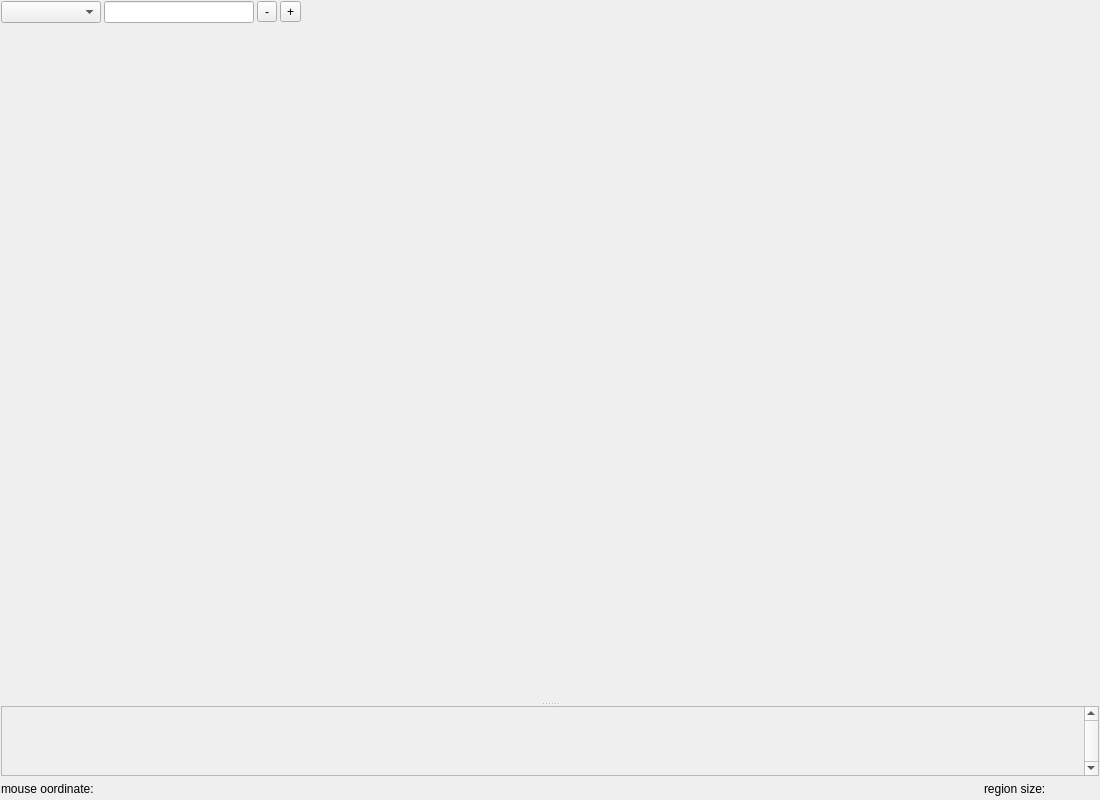
This is src/cppVISUAL/GenomeVisualizationWidget.ui in imgag/ngs-bits as Qt 5 draws it before an edit. The edited form follows.
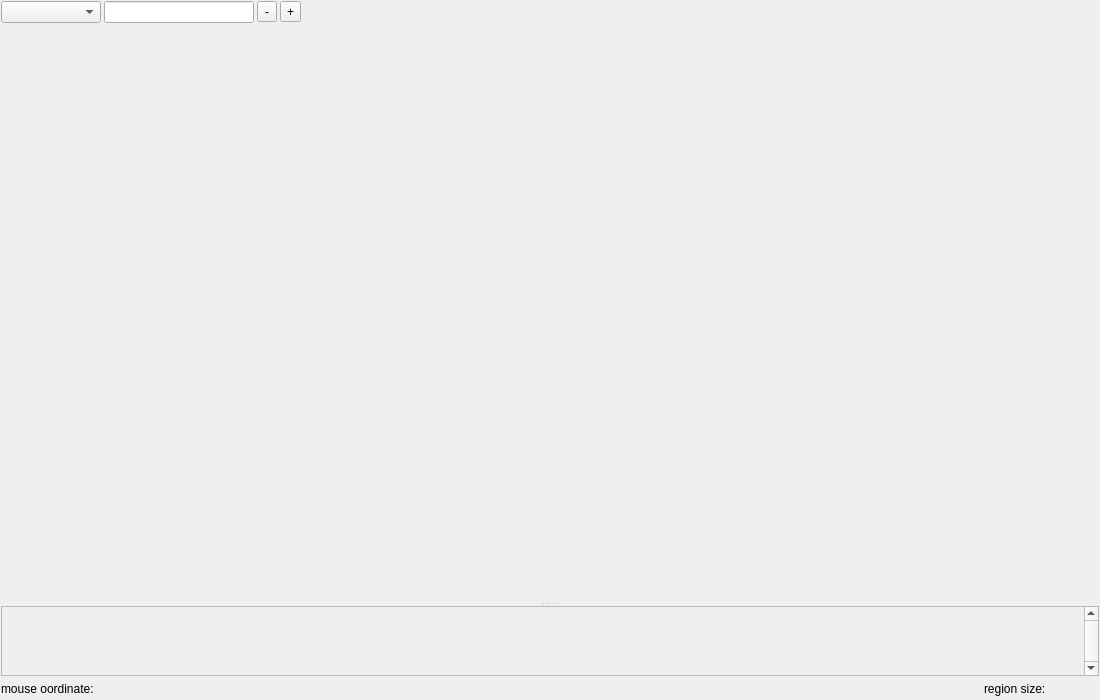
This is the edited form. Custom widgets are drawn as their Qt base class.

```diff
--- a/src/cppVISUAL/GenomeVisualizationWidget.ui
+++ b/src/cppVISUAL/GenomeVisualizationWidget.ui
@@ -7,19 +7,19 @@
     <x>0</x>
     <y>0</y>
     <width>1100</width>
-    <height>800</height>
+    <height>700</height>
    </rect>
   </property>
   <property name="minimumSize">
    <size>
     <width>1100</width>
-    <height>800</height>
+    <height>700</height>
    </size>
   </property>
   <property name="windowTitle">
    <string>Form</string>
   </property>
-  <layout class="QVBoxLayout" name="verticalLayout">
+  <layout class="QVBoxLayout" name="verticalLayout" stretch="0,0,0,0">
    <property name="spacing">
     <number>3</number>
    </property>
```
Left out of the diff: 9 changed lines with no effect on the pictures.
